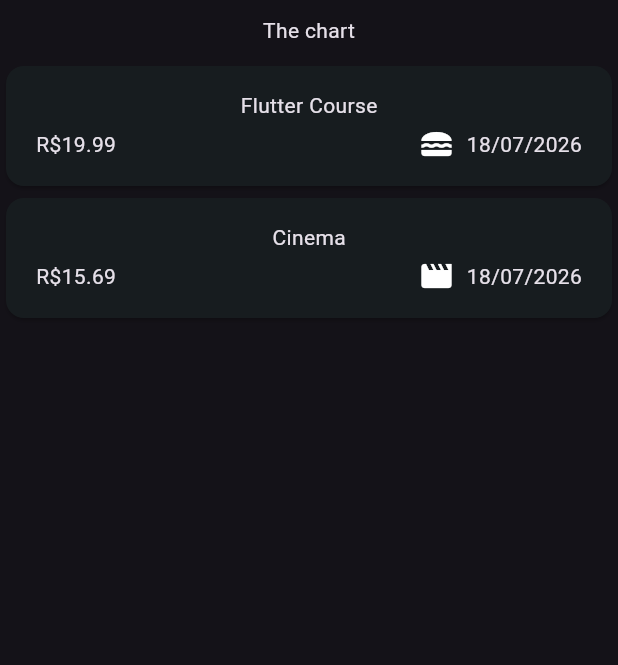
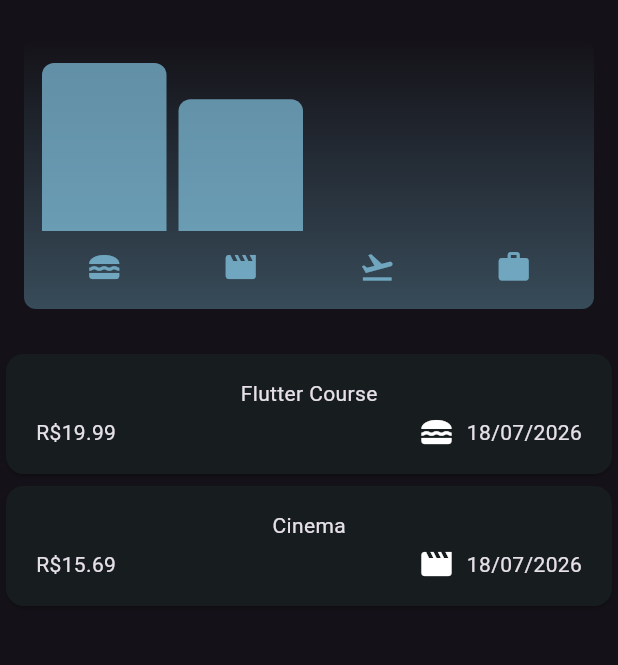
Before and after one commit to pireslima18/expense_tracker, a Flutter app: the screen it shows after launch, on a phone screen of 412 x 824 dp, the part 84-749 px from its top. Run offline on Flutter 3.47's test engine with Material 3 defaults, Android fonts, the phone set to English and light mode, and no system bars.

Commit message:
main: Adicionando charts

```diff
--- a/lib/models/expense.dart
+++ b/lib/models/expense.dart
@@ -1,3 +1,4 @@
+import 'package:expense_racker/widgets/expenses.dart';
 import 'package:flutter/material.dart';
 import 'package:uuid/uuid.dart';
 import 'package:intl/intl.dart';
@@ -35,3 +36,25 @@
     return formatter.format(date);
   }
 }
+
+class ExpenseBucket {
+  const ExpenseBucket({required this.category, required this.expenses});
+
+  ExpenseBucket.forCategory(List<Expense> allExpenses, this.category)
+      : expenses = allExpenses
+            .where((expense) => expense.category == category)
+            .toList();
+
+  final Category category;
+  final List<Expense> expenses;
+
+  double get totalExpenses {
+    double sum = 0;
+
+    for (final expense in expenses) {
+      sum += expense.amount;
+    }
+
+    return sum;
+  }
+}
--- /dev/null
+++ b/lib/widgets/chart/chart.dart
@@ -0,0 +1,95 @@
+import 'package:flutter/material.dart';
+
+import '/widgets/chart/chart_bar.dart';
+import '/models/expense.dart';
+
+class Chart extends StatelessWidget {
+  const Chart({super.key, required this.expenses});
+
+  final List<Expense> expenses;
+
+  List<ExpenseBucket> get buckets {
+    return [
+      ExpenseBucket.forCategory(expenses, Category.food),
+      ExpenseBucket.forCategory(expenses, Category.leisure),
+      ExpenseBucket.forCategory(expenses, Category.travel),
+      ExpenseBucket.forCategory(expenses, Category.work),
+    ];
+  }
+
+  double get maxTotalExpense {
+    double maxTotalExpense = 0;
+
+    for (final bucket in buckets) {
+      if (bucket.totalExpenses > maxTotalExpense) {
+        maxTotalExpense = bucket.totalExpenses;
+      }
+    }
+
+    return maxTotalExpense;
+  }
+
+  @override
+  Widget build(BuildContext context) {
+    final isDarkMode =
+        MediaQuery.of(context).platformBrightness == Brightness.dark;
+    return Container(
+      margin: const EdgeInsets.all(16),
+      padding: const EdgeInsets.symmetric(
+        vertical: 16,
+        horizontal: 8,
+      ),
+      width: double.infinity,
+      height: 180,
+      decoration: BoxDecoration(
+        borderRadius: BorderRadius.circular(8),
+        gradient: LinearGradient(
+          colors: [
+            Theme.of(context).colorScheme.primary.withOpacity(0.3),
+            Theme.of(context).colorScheme.primary.withOpacity(0.0)
+          ],
+          begin: Alignment.bottomCenter,
+          end: Alignment.topCenter,
+        ),
+      ),
+      child: Column(
+        children: [
+          Expanded(
+            child: Row(
+              crossAxisAlignment: CrossAxisAlignment.end,
+              children: [
+                for (final bucket in buckets) // alternative to map()
+                  ChartBar(
+                    fill: bucket.totalExpenses == 0
+                        ? 0
+                        : bucket.totalExpenses / maxTotalExpense,
+                  )
+              ],
+            ),
+          ),
+          const SizedBox(height: 12),
+          Row(
+            children: buckets
+                .map(
+                  (bucket) => Expanded(
+                    child: Padding(
+                      padding: const EdgeInsets.symmetric(horizontal: 4),
+                      child: Icon(
+                        categoryIcons[bucket.category],
+                        color: isDarkMode
+                            ? Theme.of(context).colorScheme.secondary
+                            : Theme.of(context)
+                                .colorScheme
+                                .primary
+                                .withOpacity(0.7),
+                      ),
+                    ),
+                  ),
+                )
+                .toList(),
+          )
+        ],
+      ),
+    );
+  }
+}
--- /dev/null
+++ b/lib/widgets/chart/chart_bar.dart
@@ -0,0 +1,34 @@
+import 'package:flutter/material.dart';
+
+class ChartBar extends StatelessWidget {
+  const ChartBar({
+    super.key,
+    required this.fill,
+  });
+
+  final double fill;
+
+  @override
+  Widget build(BuildContext context) {
+    final isDarkMode =
+        MediaQuery.of(context).platformBrightness == Brightness.dark;
+    return Expanded(
+      child: Padding(
+        padding: const EdgeInsets.symmetric(horizontal: 4),
+        child: FractionallySizedBox(
+          heightFactor: fill,
+          child: DecoratedBox(
+            decoration: BoxDecoration(
+              shape: BoxShape.rectangle,
+              borderRadius:
+                  const BorderRadius.vertical(top: Radius.circular(8)),
+              color: isDarkMode
+                  ? Theme.of(context).colorScheme.secondary
+                  : Theme.of(context).colorScheme.primary.withOpacity(0.65),
+            ),
+          ),
+        ),
+      ),
+    );
+  }
+}
--- a/lib/widgets/expenses.dart
+++ b/lib/widgets/expenses.dart
@@ -4,6 +4,7 @@
 import 'package:expense_racker/widgets/new_expense.dart';
 import 'package:flutter/material.dart';
 import 'package:expense_racker/models/expense.dart';
+import 'package:expense_racker/widgets/chart/chart.dart';
 
 class Expenses extends StatefulWidget {
   const Expenses({super.key});
@@ -92,7 +93,7 @@
       body: Column(
         children: [
           const SizedBox(height: 10,),
-          const Text("The chart"),
+          Chart(expenses: _registeredExpenses),
           const SizedBox(height: 10,),
           Expanded(child: mainContent)
         ],
```
